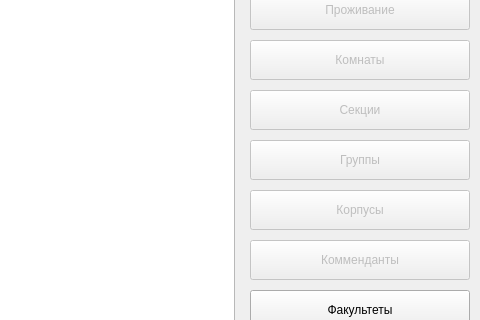
Old version of the form project/main.ui in the repository DragonX86/hostel_db; both pictures show x 550 to 1030 and y 110 to 430 of the 1030 by 600 pixel window.
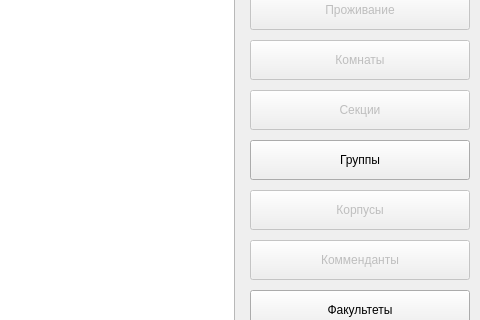
New version of the form.

Patch:
```diff
--- a/project/main.ui
+++ b/project/main.ui
@@ -167,7 +167,7 @@
    </widget>
    <widget class="QPushButton" name="groups_button">
     <property name="enabled">
-     <bool>false</bool>
+     <bool>true</bool>
     </property>
     <property name="geometry">
      <rect>
```
